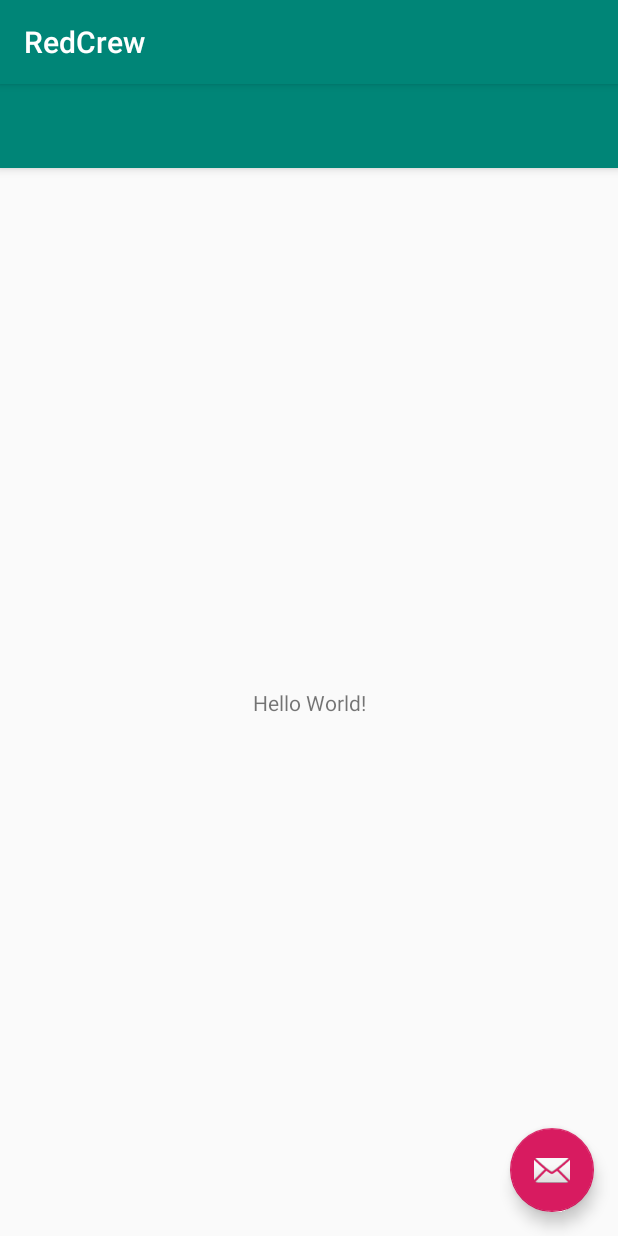
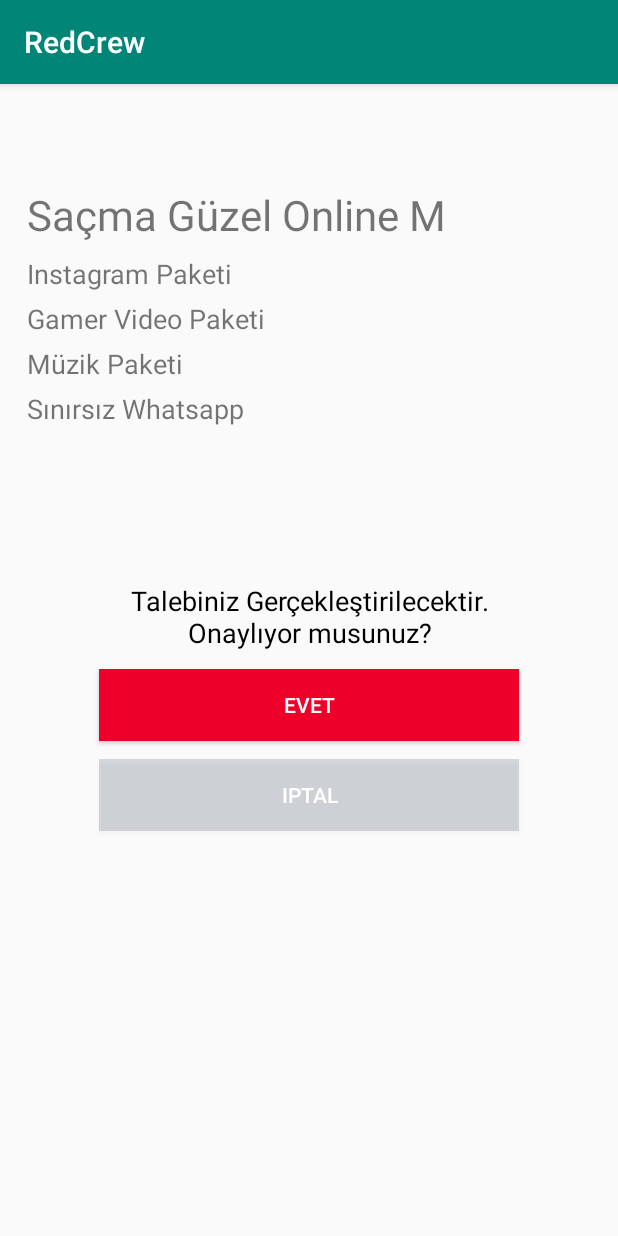
Before and after one commit to gokberkerust/redcrew, an Android app: the ApprovalActivity screen opened directly, with no data from a screen before it, on a phone screen of 412 x 824 dp. Run offline under Robolectric (Android 15) with nearby library versions, the phone set to English and light mode, and no system bars; libraries missing offline, so code that uses them is left out: retrofit2.adapter.rxjava, rx.android.schedulers, rx.schedulers; 3 statements that could not run were skipped.

```diff
--- a/app/src/main/AndroidManifest.xml
+++ b/app/src/main/AndroidManifest.xml
@@ -12,6 +12,7 @@
             android:theme="@style/AppTheme" tools:ignore="GoogleAppIndexingWarning">
         <activity
                 android:name=".MainActivity"
+                android:screenOrientation="portrait"
                 android:label="@string/app_name"
                 android:theme="@style/AppTheme.NoActionBar">
             <intent-filter>
--- a/app/src/main/java/com/redcrew/redcrew/ApprovalActivity.kt
+++ b/app/src/main/java/com/redcrew/redcrew/ApprovalActivity.kt
@@ -24,13 +24,12 @@ class ApprovalActivity : AppCompatActivity() {
 
     override fun onCreate(savedInstanceState: Bundle?) {
         super.onCreate(savedInstanceState)
-        setContentView(R.layout.activity_main)
+        setContentView(R.layout.activity_approval)
         initApiServices()
         initLayout()
     }
 
     private fun initLayout() {
-        mainActivityText.text = (intent.getSerializableExtra(QR_CODE_KEY) as QrReaderActivity.QrCodes).text
         sendSms()
     }
 
@@ -39,12 +38,11 @@ class ApprovalActivity : AppCompatActivity() {
             service.sendSms(
                 SendSmsRequestModel(
                     SendSmsRequestPayload(
-                        endUserId = 905423872518,
+                        endUserId = 905423872239,
                         message = "Test message"
                     )
                 )
             ), {
-                println("response: ${it?.sendSmsResponse?.resultCode}")
             }, {
 
             })
--- a/app/src/main/res/layout/activity_approval.xml
+++ b/app/src/main/res/layout/activity_approval.xml
@@ -16,7 +16,7 @@
                 android:layout_width="wrap_content"
                 android:layout_height="wrap_content"
                 android:id="@+id/charityName"
-                android:textSize="28dp"
+                android:textSize="28sp"
                 android:text="Lösev Vakfına"
                 android:layout_marginTop="50dp"/>
 
@@ -24,7 +24,7 @@
                 android:layout_width="wrap_content"
                 android:layout_height="wrap_content"
                 android:id="@+id/charityAmount"
-                android:textSize="32dp"
+                android:textSize="32sp"
                 android:textStyle="bold"
                 android:text="5TL"
                 android:layout_marginTop="50dp"/>
@@ -33,7 +33,7 @@
         <TextView
                 android:layout_width="wrap_content"
                 android:layout_height="wrap_content"
-                android:textSize="28dp"
+                android:textSize="28sp"
                 android:text="Bağış Yapılacaktır."
                 android:layout_marginTop="50dp"/>
 
@@ -51,7 +51,7 @@
                 android:layout_width="wrap_content"
                 android:layout_height="wrap_content"
                 android:id="@+id/smsName"
-                android:textSize="28dp"
+                android:textSize="28sp"
                 android:text="Hackathon 2018 için"
                 android:layout_marginTop="50dp"/>
 
@@ -59,7 +59,7 @@
                 android:layout_width="wrap_content"
                 android:layout_height="wrap_content"
                 android:id="@+id/teamName"
-                android:textSize="32dp"
+                android:textSize="32sp"
                 android:textStyle="bold"
                 android:text="RED CREW"
                 android:layout_marginTop="50dp"/>
@@ -68,7 +68,7 @@
         <TextView
                 android:layout_width="wrap_content"
                 android:layout_height="wrap_content"
-                android:textSize="28dp"
+                android:textSize="28sp"
                 android:text="takımına SMS yollanıcaktır"
                 android:layout_marginTop="50dp"/>
 
@@ -86,7 +86,7 @@
                 android:layout_width="wrap_content"
                 android:layout_height="wrap_content"
                 android:id="@+id/tariffName"
-                android:textSize="28dp"
+                android:textSize="28sp"
                 android:text="Saçma Güzel Online M"
                 android:layout_marginTop="50dp"/>
 
@@ -98,28 +98,28 @@
             <TextView
                     android:layout_width="wrap_content"
                     android:layout_height="wrap_content"
-                    android:textSize="18dp"
+                    android:textSize="18sp"
                     android:layout_marginTop="8dp"
                     android:text="Instagram Paketi"/>
 
             <TextView
                     android:layout_width="wrap_content"
                     android:layout_height="wrap_content"
-                    android:textSize="18dp"
+                    android:textSize="18sp"
                     android:layout_marginTop="5dp"
                     android:text="Gamer Video Paketi"/>
 
             <TextView
                     android:layout_width="wrap_content"
                     android:layout_height="wrap_content"
-                    android:textSize="18dp"
+                    android:textSize="18sp"
                     android:layout_marginTop="5dp"
                     android:text="Müzik Paketi"/>
 
             <TextView
                     android:layout_width="wrap_content"
                     android:layout_height="wrap_content"
-                    android:textSize="18dp"
+                    android:textSize="18sp"
                     android:layout_marginTop="5dp"
                     android:text="Sınırsız Whatsapp"/>
 
@@ -151,7 +151,7 @@
                 android:layout_height="48dp"
                 android:textColor="@color/colorwhite"
                 android:text="Evet"
-                android:background="@color/red"
+                android:background="@color/colorRed"
         />
 
         <Button
@@ -160,7 +160,7 @@
                 android:layout_height="48dp"
                 android:textColor="@color/colorwhite"
                 android:text="iptal"
-                android:background="@color/lightGrey"
+                android:background="@color/colorLightGrey"
         />
 
     </LinearLayout>
--- a/app/src/main/res/values/colors.xml
+++ b/app/src/main/res/values/colors.xml
@@ -6,8 +6,8 @@
     <color name="colorblack">#000000</color>
     <color name="colorwhite">#FFFFFF</color>
     <color name="colorgrey">#4d4f51</color>
-    <color name="red">#ed0029</color>
-    <color name="lightGrey">#33445568</color>
+    <color name="colorRed">#ed0029</color>
+    <color name="colorLightGrey">#33445568</color>
 
 
 </resources>
```
